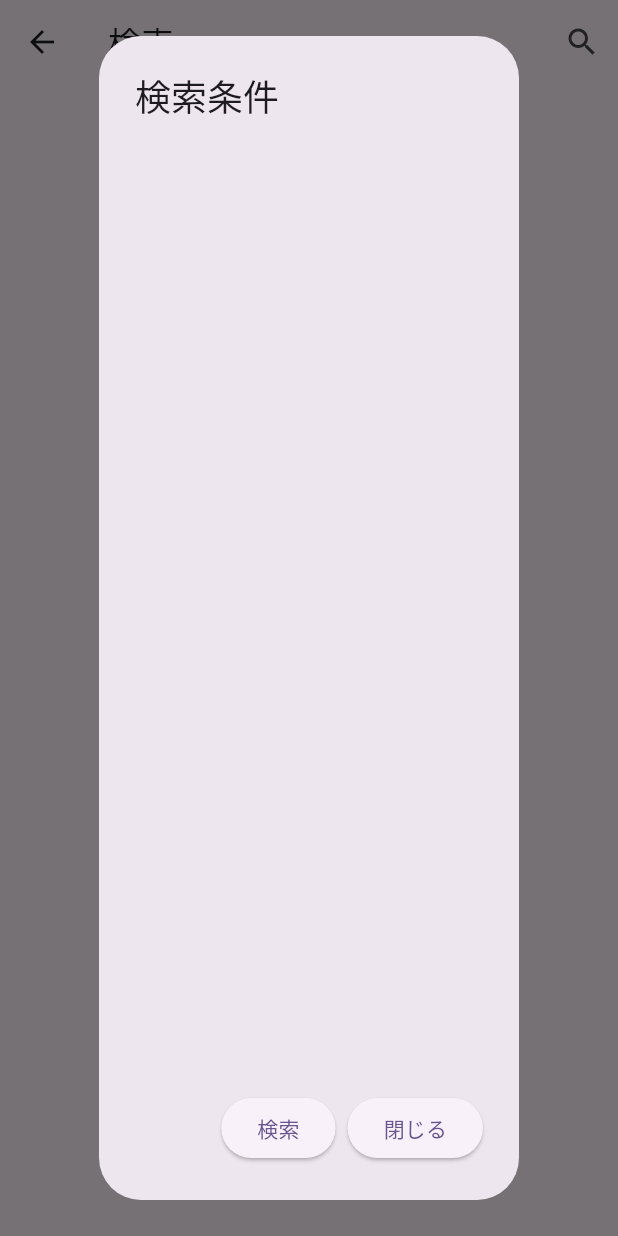
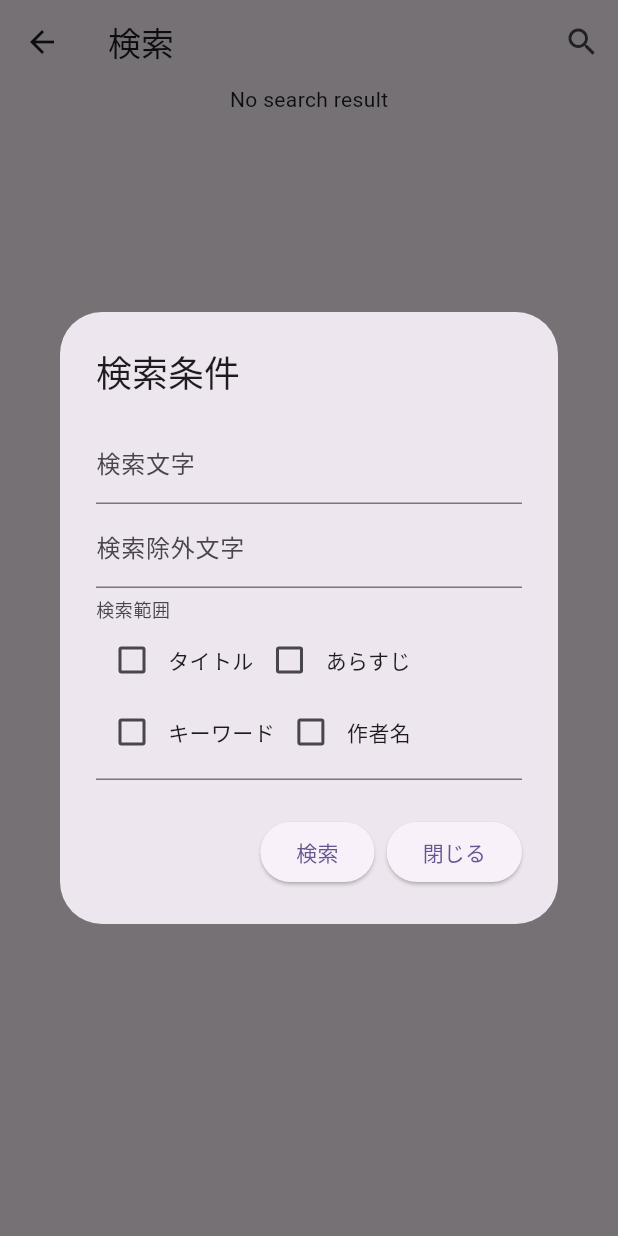
Before and after one commit to mystster/novel_seeker, a Flutter app: the screen it shows after launch, in the side drawer, after a tap on "検索", on a phone screen of 412 x 824 dp. Run offline on Flutter 3.47's test engine with Material 3 defaults, Android fonts, the phone set to English and light mode, and no system bars; drawn by our look-alikes of flutter_form_builder; our stand-ins replace drift, drift_flutter, flutter_hooks, form_builder_validators, freezed_annotation, hooks_riverpod and 2 more; missing offline and left inert: flutter_debouncer; accounts and stored records are empty; generated files the repository leaves out were written again.

Commit message:
feat(search): enhance search dialog with form validation
このコミットでは、検索ダイアログにフォームバリデーションを追加しました。ユーザーが検索条件を入力するためのフィールドを設け、必須項目の検証を行うことで、より使いやすいインターフェースを提供します。また、依存関係に新しいパッケージを追加し、DartおよびFlutterのバージョンを更新しました。

```diff
--- /dev/null
+++ b/lib/model/novel_search_model.dart
@@ -0,0 +1,14 @@
+enum NovelSearchParam {
+  word('検索文字'),
+  notword('検索除外文字'),
+  searchRange('検索範囲'),
+  title('タイトル'),
+  ex('あらすじ'),
+  keyword('キーワード'),
+  wname('作者名');
+
+  final String displayName;
+  const NovelSearchParam(this.displayName);
+  @override
+  String toString() => displayName;
+}
--- a/lib/ui/novel_search.dart
+++ b/lib/ui/novel_search.dart
@@ -1,6 +1,13 @@
 import 'package:flutter/material.dart';
+import 'package:flutter_form_builder/flutter_form_builder.dart';
 import 'package:flutter_hooks/flutter_hooks.dart';
+import 'package:form_builder_validators/form_builder_validators.dart';
 import 'package:hooks_riverpod/hooks_riverpod.dart';
+import 'package:logger/logger.dart';
+
+import '../model/novel_search_model.dart';
+
+final _logger = Logger();
 
 class NovelSearch extends HookConsumerWidget {
   const NovelSearch({super.key});
@@ -9,12 +16,13 @@
   Widget build(BuildContext context, WidgetRef ref) {
     final isSearchDialogOpen = useState(true);
     final searchResult = useState([]);
+    final formKey = useMemoized(GlobalKey<FormBuilderState>.new);
     useEffect(() {
       WidgetsBinding.instance.addPostFrameCallback(
         (timeStamp) {
           if (isSearchDialogOpen.value) {
             showDialog(
-                    builder: (context) => searchDialog(context, ref),
+                    builder: (context) => _searchDialog(context, ref, formKey),
                     context: context)
                 .whenComplete(
               () => isSearchDialogOpen.value = false,
@@ -50,17 +58,63 @@
         ));
   }
 
-  Widget searchDialog(BuildContext context, WidgetRef ref) {
+  Widget _searchDialog(BuildContext context, WidgetRef ref,
+      GlobalKey<FormBuilderState> formKey) {
     return AlertDialog(
       title: const Text('検索条件'),
-      content: Container(),
+      content: FormBuilder(
+        key: formKey,
+        child: Column(
+          mainAxisSize: MainAxisSize.min,
+          children: [
+            FormBuilderTextField(
+              name: NovelSearchParam.word.name,
+              decoration:
+                  InputDecoration(labelText: NovelSearchParam.word.displayName),
+              validator: FormBuilderValidators.required(
+                  errorText: '検索条件を入れてください', checkNullOrEmpty: true),
+              autovalidateMode: AutovalidateMode.onUserInteraction,
+              // onChanged: (value) => (formKey.currentState?.validate()),
+            ),
+            FormBuilderTextField(
+              name: NovelSearchParam.notword.name,
+              decoration: InputDecoration(
+                  labelText: NovelSearchParam.notword.displayName),
+            ),
+            FormBuilderCheckboxGroup(
+              name: NovelSearchParam.searchRange.name,
+              decoration: InputDecoration(
+                  labelText: NovelSearchParam.searchRange.displayName),
+              options: [
+                FormBuilderFieldOption(
+                  value: NovelSearchParam.title.name,
+                  child: Text(NovelSearchParam.title.displayName),
+                ),
+                FormBuilderFieldOption(
+                  value: NovelSearchParam.ex.name,
+                  child: Text(NovelSearchParam.ex.displayName),
+                ),
+                FormBuilderFieldOption(
+                  value: NovelSearchParam.keyword.name,
+                  child: Text(NovelSearchParam.keyword.displayName),
+                ),
+                FormBuilderFieldOption(
+                  value: NovelSearchParam.wname.name,
+                  child: Text(NovelSearchParam.wname.displayName),
+                ),
+              ],
+            )
+          ],
+        ),
+      ),
       actions: [
         ElevatedButton(
-          child: const Text('検索'),
-          onPressed: () {
-            //TODO: 検索を実行する
-          },
-        ),
+            child: const Text('検索'),
+            onPressed: () {
+              if (formKey.currentState?.saveAndValidate() ?? false) {
+                _logger.d(formKey.currentState?.value);
+              }
+            }),
         ElevatedButton(
           child: const Text('閉じる'),
           onPressed: () {
--- a/pubspec.yaml
+++ b/pubspec.yaml
@@ -47,6 +47,8 @@
   html: ^0.15.5
   collection: ^1.18.0
   flutter_debouncer: ^2.0.0
+  flutter_form_builder: ^9.7.0
+  form_builder_validators: ^11.1.1
 
 dev_dependencies:
   flutter_test:
```
Also changed, not shown: pubspec.lock.
